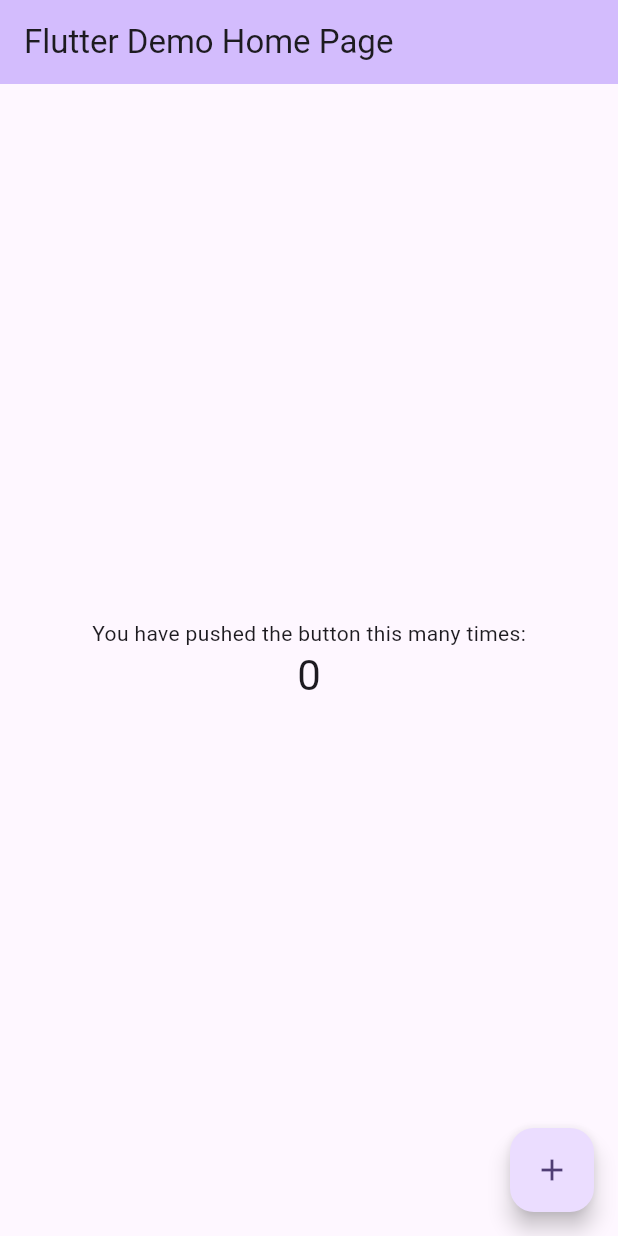
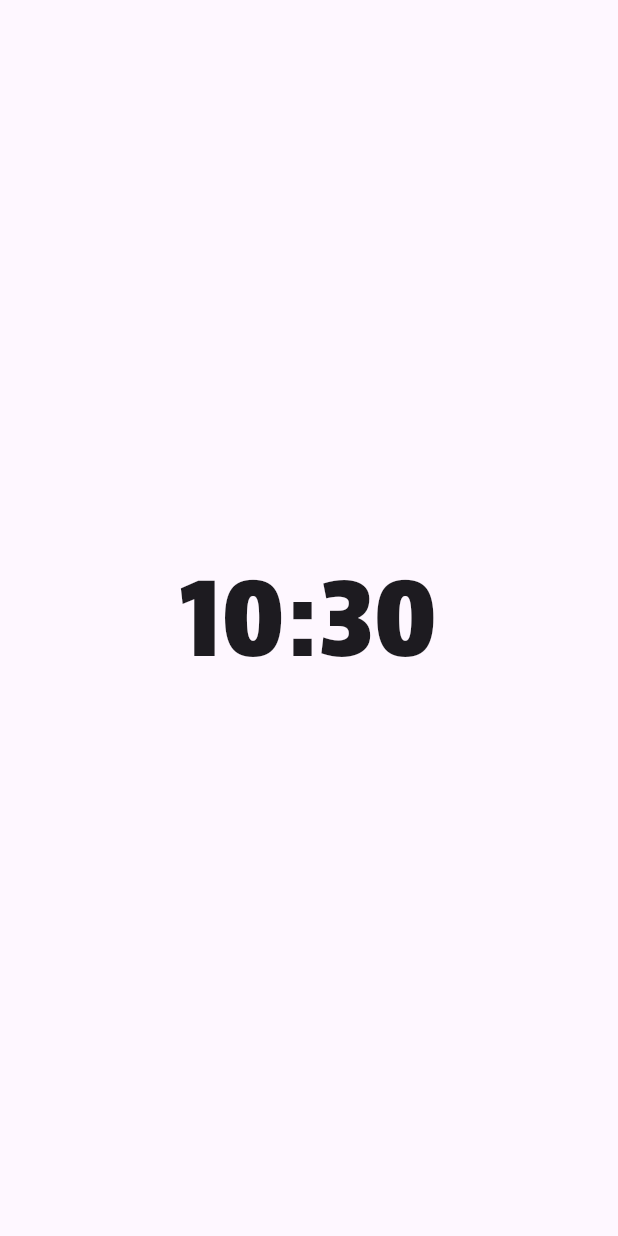
Before and after one commit to Merlinov/minimalauncher, a Flutter app: the screen it shows after launch, on a phone screen of 412 x 824 dp. Run offline on Flutter 3.47's test engine with Material 3 defaults, Android fonts, the phone set to English and light mode, and no system bars.

Commit message:
Import Fonts

```diff
--- a/lib/main.dart
+++ b/lib/main.dart
@@ -1,125 +1,33 @@
+// ignore_for_file: prefer_const_constructors
+
 import 'package:flutter/material.dart';
+import 'package:minimalauncher/variables/strings.dart';
 
 void main() {
-  runApp(const MyApp());
+  runApp(Launcher());
 }
 
-class MyApp extends StatelessWidget {
-  const MyApp({super.key});
+class Launcher extends StatelessWidget {
+  const Launcher({super.key});
 
-  // This widget is the root of your application.
   @override
   Widget build(BuildContext context) {
     return MaterialApp(
-      title: 'Flutter Demo',
-      theme: ThemeData(
-        // This is the theme of your application.
-        //
-        // TRY THIS: Try running your application with "flutter run". You'll see
-        // the application has a purple toolbar. Then, without quitting the app,
-        // try changing the seedColor in the colorScheme below to Colors.green
-        // and then invoke "hot reload" (save your changes or press the "hot
-        // reload" button in a Flutter-supported IDE, or press "r" if you used
-        // the command line to start the app).
-        //
-        // Notice that the counter didn't reset back to zero; the application
-        // state is not lost during the reload. To reset the state, use hot
-        // restart instead.
-        //
-        // This works for code too, not just values: Most code changes can be
-        // tested with just a hot reload.
-        colorScheme: ColorScheme.fromSeed(seedColor: Colors.deepPurple),
-        useMaterial3: true,
+      title: 'Minimal Launcher',
+      themeMode: ThemeMode.system, // Use system theme by default
+      darkTheme: ThemeData.dark(),
+      theme: ThemeData.light(),
+      home: Scaffold(
+        body: Center(
+          child: Text(
+            '10:30',
+            style: TextStyle(
+              fontFamily: fontTime,
+              fontSize: 70,
+            ),
+          ),
+        ),
       ),
-      home: const MyHomePage(title: 'Flutter Demo Home Page'),
     );
   }
 }
-
-class MyHomePage extends StatefulWidget {
-  const MyHomePage({super.key, required this.title});
-
-  // This widget is the home page of your application. It is stateful, meaning
-  // that it has a State object (defined below) that contains fields that affect
-  // how it looks.
-
-  // This class is the configuration for the state. It holds the values (in this
-  // case the title) provided by the parent (in this case the App widget) and
-  // used by the build method of the State. Fields in a Widget subclass are
-  // always marked "final".
-
-  final String title;
-
-  @override
-  State<MyHomePage> createState() => _MyHomePageState();
-}
-
-class _MyHomePageState extends State<MyHomePage> {
-  int _counter = 0;
-
-  void _incrementCounter() {
-    setState(() {
-      // This call to setState tells the Flutter framework that something has
-      // changed in this State, which causes it to rerun the build method below
-      // so that the display can reflect the updated values. If we changed
-      // _counter without calling setState(), then the build method would not be
-      // called again, and so nothing would appear to happen.
-      _counter++;
-    });
-  }
-
-  @override
-  Widget build(BuildContext context) {
-    // This method is rerun every time setState is called, for instance as done
-    // by the _incrementCounter method above.
-    //
-    // The Flutter framework has been optimized to make rerunning build methods
-    // fast, so that you can just rebuild anything that needs updating rather
-    // than having to individually change instances of widgets.
-    return Scaffold(
-      appBar: AppBar(
-        // TRY THIS: Try changing the color here to a specific color (to
-        // Colors.amber, perhaps?) and trigger a hot reload to see the AppBar
-        // change color while the other colors stay the same.
-        backgroundColor: Theme.of(context).colorScheme.inversePrimary,
-        // Here we take the value from the MyHomePage object that was created by
-        // the App.build method, and use it to set our appbar title.
-        title: Text(widget.title),
-      ),
-      body: Center(
-        // Center is a layout widget. It takes a single child and positions it
-        // in the middle of the parent.
-        child: Column(
-          // Column is also a layout widget. It takes a list of children and
-          // arranges them vertically. By default, it sizes itself to fit its
-          // children horizontally, and tries to be as tall as its parent.
-          //
-          // Column has various properties to control how it sizes itself and
-          // how it positions its children. Here we use mainAxisAlignment to
-          // center the children vertically; the main axis here is the vertical
-          // axis because Columns are vertical (the cross axis would be
-          // horizontal).
-          //
-          // TRY THIS: Invoke "debug painting" (choose the "Toggle Debug Paint"
-          // action in the IDE, or press "p" in the console), to see the
-          // wireframe for each widget.
-          mainAxisAlignment: MainAxisAlignment.center,
-          children: <Widget>[
-            const Text(
-              'You have pushed the button this many times:',
-            ),
-            Text(
-              '$_counter',
-              style: Theme.of(context).textTheme.headlineMedium,
-            ),
-          ],
-        ),
-      ),
-      floatingActionButton: FloatingActionButton(
-        onPressed: _incrementCounter,
-        tooltip: 'Increment',
-        child: const Icon(Icons.add),
-      ), // This trailing comma makes auto-formatting nicer for build methods.
-    );
-  }
-}
--- /dev/null
+++ b/lib/variables/strings.dart
@@ -0,0 +1,2 @@
+const String fontTime = 'ProtestStrike';
+const String fontNormal = 'RobotoSlab';
```
Also changed, not shown: pubspec.yaml (+24 -11 lines), fonts/ProtestStrike-Regular.ttf (added), fonts/RobotoSlab-Black.ttf (added), fonts/RobotoSlab-Bold.ttf (added), fonts/RobotoSlab-ExtraBold.ttf (added), fonts/RobotoSlab-ExtraLight.ttf (added), fonts/RobotoSlab-Light.ttf (added), fonts/RobotoSlab-Medium.ttf (added), fonts/RobotoSlab-Regular.ttf (added), fonts/RobotoSlab-SemiBold.ttf (added), fonts/RobotoSlab-Thin.ttf (added), 1 other file.
